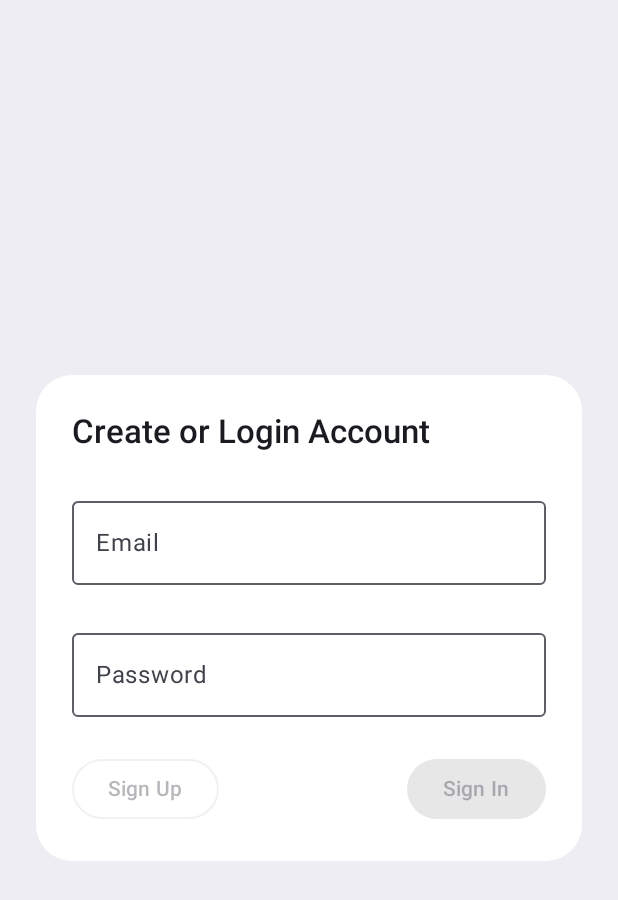
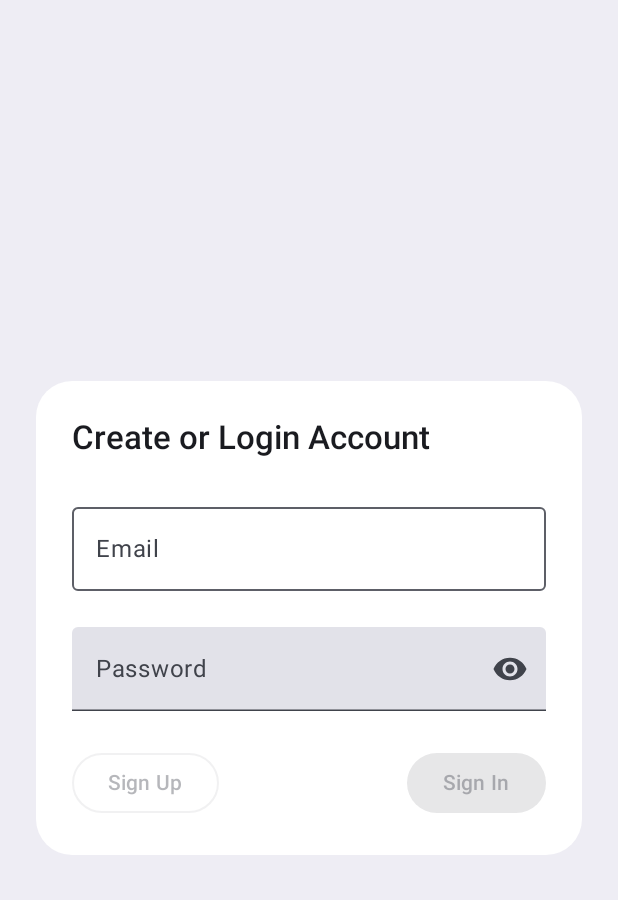
Before and after one commit to CodePandaaAI/Todo, an Android app built with Jetpack Compose: the screen it shows after launch (MainActivity), on a phone screen of 412 x 824 dp. Shown: the top 900 px of the screen. Run offline under Robolectric (Android 15) with nearby library versions, the light colour scheme and no system bars; our stand-ins replace Firebase (no records; nobody signed in at launch, a user with empty details on screens opened directly).

Commit message:
feat: Improve password field with visibility toggle
This commit enhances the user experience on the `AuthScreen` by replacing the standard `OutlinedTextField` for passwords with a `SecureTextField`.

Key changes include:
*   **Secure Password Input:** Implemented `SecureTextField` to allow for text obfuscation, improving security.
*   **Password Visibility Toggle:** Added an `IconButton` with a visibility icon that allows users to show or hide their password.
*   **State Management:** Utilized `rememberTextFieldState` to manage the password input and `rememberSaveable` to persist the visibility state across recompositions.
*   **ViewModel Interaction:** Updated the sign-in and sign-up button `onClick` handlers to get the password directly from the `passwordState` before calling the `ViewModel` methods.

```diff
--- a/app/src/main/java/com/romit/post/screens/AuthScreen.kt
+++ b/app/src/main/java/com/romit/post/screens/AuthScreen.kt
@@ -8,18 +8,29 @@ import androidx.compose.foundation.layout.fillMaxSize
 import androidx.compose.foundation.layout.fillMaxWidth
 import androidx.compose.foundation.layout.padding
 import androidx.compose.foundation.shape.RoundedCornerShape
+import androidx.compose.foundation.text.input.TextObfuscationMode
+import androidx.compose.foundation.text.input.rememberTextFieldState
+import androidx.compose.material.icons.Icons
+import androidx.compose.material.icons.filled.Visibility
+import androidx.compose.material.icons.filled.VisibilityOff
 import androidx.compose.material3.Button
 import androidx.compose.material3.ButtonDefaults
 import androidx.compose.material3.CircularProgressIndicator
+import androidx.compose.material3.Icon
+import androidx.compose.material3.IconButton
 import androidx.compose.material3.MaterialTheme
 import androidx.compose.material3.OutlinedButton
 import androidx.compose.material3.OutlinedTextField
 import androidx.compose.material3.Scaffold
+import androidx.compose.material3.SecureTextField
 import androidx.compose.material3.Surface
 import androidx.compose.material3.Text
 import androidx.compose.runtime.Composable
 import androidx.compose.runtime.collectAsState
 import androidx.compose.runtime.getValue
+import androidx.compose.runtime.mutableStateOf
+import androidx.compose.runtime.saveable.rememberSaveable
+import androidx.compose.runtime.setValue
 import androidx.compose.ui.Alignment
 import androidx.compose.ui.Modifier
 import androidx.compose.ui.graphics.Color
@@ -35,9 +46,16 @@ fun AuthScreen(modifier: Modifier, authViewModel: AuthViewModel = viewModel()) {
 
     val uiState by authViewModel.uiState.collectAsState()
 
+    // Create TextFieldState for password
+    val passwordState = rememberTextFieldState(initialText = uiState.userPassword)
+
+    // Track password visibility
+    var passwordHidden by rememberSaveable { mutableStateOf(true) }
 
     Column(
-        modifier = modifier.background(MaterialTheme.colorScheme.surfaceContainer).fillMaxSize(),
+        modifier = modifier
+            .background(MaterialTheme.colorScheme.surfaceContainer)
+            .fillMaxSize(),
         verticalArrangement = Arrangement.Center,
         horizontalAlignment = Alignment.CenterHorizontally
     ) {
@@ -65,12 +83,28 @@ fun AuthScreen(modifier: Modifier, authViewModel: AuthViewModel = viewModel()) {
                     label = { Text("Email") },
                     modifier = Modifier.fillMaxWidth()
                 )
-                OutlinedTextField(
-                    value = uiState.userPassword,
-                    onValueChange = { authViewModel.changePassword(it) },
+
+                // New SecureTextField for password
+                SecureTextField(
+                    state = passwordState,
                     label = { Text("Password") },
-                    modifier = Modifier.fillMaxWidth()
+                    modifier = Modifier.fillMaxWidth(),
+                    textObfuscationMode = if (passwordHidden)
+                        TextObfuscationMode.RevealLastTyped
+                    else
+                        TextObfuscationMode.Visible,
+                    trailingIcon = {
+                        val description = if (passwordHidden) "Show password" else "Hide password"
+                        IconButton(onClick = { passwordHidden = !passwordHidden }) {
+                            val visibilityIcon = if (passwordHidden)
+                                Icons.Filled.Visibility
+                            else
+                                Icons.Filled.VisibilityOff
+                            Icon(imageVector = visibilityIcon, contentDescription = description)
+                        }
+                    }
                 )
+
                 if (uiState.errorMessage != null) {
                     Text(uiState.errorMessage!!, color = MaterialTheme.colorScheme.error)
                 }
@@ -79,17 +113,21 @@ fun AuthScreen(modifier: Modifier, authViewModel: AuthViewModel = viewModel()) {
                     modifier = Modifier.fillMaxWidth()
                 ) {
                     OutlinedButton(
-                        onClick = { authViewModel.signUp() },
-                        enabled = uiState.userEmail.isNotBlank() && uiState.userPassword.isNotBlank()
+                        onClick = {
+                            authViewModel.changePassword(passwordState.text.toString())
+                            authViewModel.signUp()
+                        },
+                        enabled = uiState.userEmail.isNotBlank() && passwordState.text.isNotBlank()
                     ) {
                         Text("Sign Up")
                     }
                     Button(
-                        onClick = { authViewModel.signIn() },
-                        enabled = uiState.userEmail.isNotBlank() && uiState.userPassword.isNotBlank(),
-                        colors = ButtonDefaults.buttonColors(
-                            Color(0xff663399)
-                        )
+                        onClick = {
+                            authViewModel.changePassword(passwordState.text.toString())
+                            authViewModel.signIn()
+                        },
+                        enabled = uiState.userEmail.isNotBlank() && passwordState.text.isNotBlank(),
+                        colors = ButtonDefaults.buttonColors(Color(0xff663399))
                     ) {
                         Text("Sign In")
                     }
```
